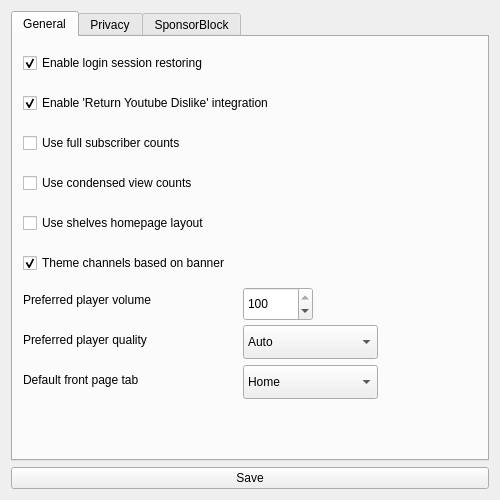
Above: src/ui/forms/settingsform.ui from BowDown097/QtTube before the change. Below: the same form after it.
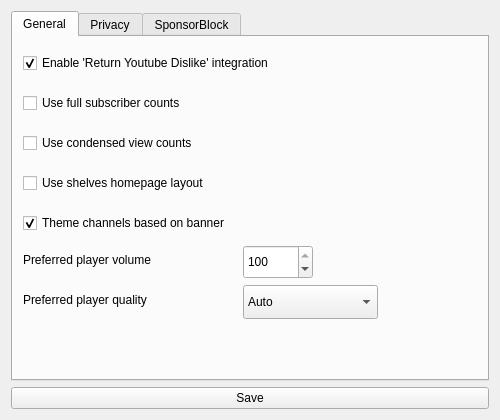
That is the form after the change.

```diff
--- a/src/ui/forms/settingsform.ui
+++ b/src/ui/forms/settingsform.ui
@@ -7,7 +7,7 @@
     <x>0</x>
     <y>0</y>
     <width>500</width>
-    <height>500</height>
+    <height>420</height>
    </rect>
   </property>
   <property name="windowTitle">
@@ -30,27 +30,11 @@
       <attribute name="title">
        <string>General</string>
       </attribute>
-      <widget class="QCheckBox" name="restoreLogin">
-       <property name="geometry">
-        <rect>
-         <x>10</x>
-         <y>10</y>
-         <width>400</width>
-         <height>32</height>
-        </rect>
-       </property>
-       <property name="text">
-        <string>Enable login session restoring</string>
-       </property>
-       <property name="checked">
-        <bool>true</bool>
-       </property>
-      </widget>
       <widget class="QCheckBox" name="condensedViews">
        <property name="geometry">
         <rect>
          <x>10</x>
-         <y>130</y>
+         <y>90</y>
          <width>400</width>
          <height>32</height>
         </rect>
@@ -66,7 +50,7 @@
        <property name="geometry">
         <rect>
          <x>10</x>
-         <y>250</y>
+         <y>210</y>
          <width>220</width>
          <height>26</height>
         </rect>
@@ -79,7 +63,7 @@
        <property name="geometry">
         <rect>
          <x>230</x>
-         <y>250</y>
+         <y>208</y>
          <width>70</width>
          <height>34</height>
         </rect>
@@ -95,7 +79,7 @@
        <property name="geometry">
         <rect>
          <x>10</x>
-         <y>170</y>
+         <y>130</y>
          <width>400</width>
          <height>32</height>
         </rect>
@@ -108,7 +92,7 @@
        <property name="geometry">
         <rect>
          <x>10</x>
-         <y>50</y>
+         <y>10</y>
          <width>400</width>
          <height>32</height>
         </rect>
@@ -124,7 +108,7 @@
        <property name="geometry">
         <rect>
          <x>10</x>
-         <y>90</y>
+         <y>50</y>
          <width>400</width>
          <height>32</height>
         </rect>
@@ -133,59 +117,11 @@
         <string>Use full subscriber counts</string>
        </property>
       </widget>
-      <widget class="QLabel" name="frontPageTabLabel">
-       <property name="geometry">
-        <rect>
-         <x>10</x>
-         <y>330</y>
-         <width>220</width>
-         <height>26</height>
-        </rect>
-       </property>
-       <property name="text">
-        <string>Default front page tab</string>
-       </property>
-      </widget>
-      <widget class="QComboBox" name="frontPageTab">
-       <property name="geometry">
-        <rect>
-         <x>230</x>
-         <y>328</y>
-         <width>135</width>
-         <height>34</height>
-        </rect>
-       </property>
-       <item>
-        <property name="text">
-         <string>Home</string>
-        </property>
-       </item>
-       <item>
-        <property name="text">
-         <string>Trending</string>
-        </property>
-       </item>
-       <item>
-        <property name="text">
-         <string>Subscriptions</string>
-        </property>
-       </item>
-       <item>
-        <property name="text">
-         <string>History</string>
-        </property>
-       </item>
-       <item>
-        <property name="text">
-         <string>None</string>
-        </property>
-       </item>
-      </widget>
       <widget class="QLabel" name="preferredQualityLabel">
        <property name="geometry">
         <rect>
          <x>10</x>
-         <y>290</y>
+         <y>250</y>
          <width>220</width>
          <height>26</height>
         </rect>
@@ -198,7 +134,7 @@
        <property name="geometry">
         <rect>
          <x>230</x>
-         <y>288</y>
+         <y>248</y>
          <width>135</width>
          <height>34</height>
         </rect>
@@ -258,7 +194,7 @@
        <property name="geometry">
         <rect>
          <x>10</x>
-         <y>210</y>
+         <y>170</y>
          <width>400</width>
          <height>32</height>
         </rect>
```
